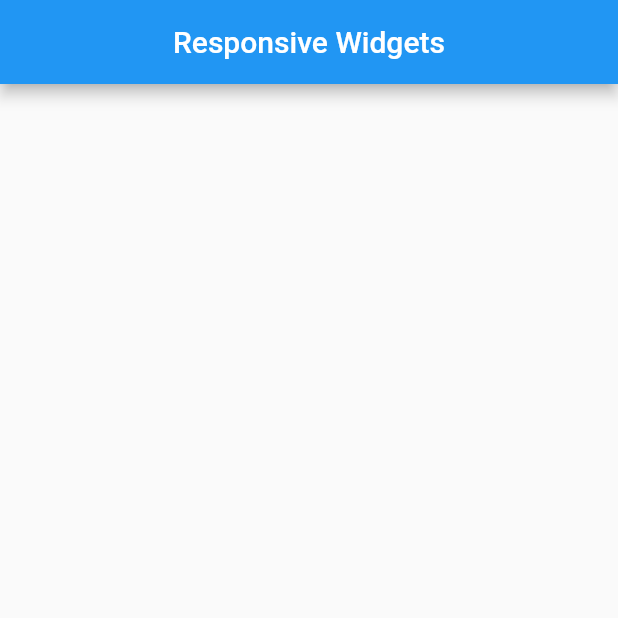
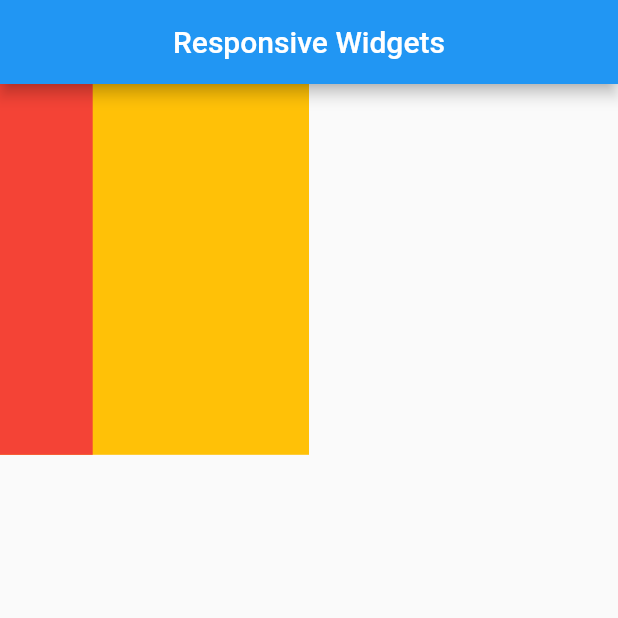
Before and after one commit to rudynurafif/latihan_flutter_intermediate, a Flutter app: the screen it shows after launch, on a phone screen of 412 x 824 dp, the top half of it. Run offline on Flutter 3.47's test engine with Material 3 defaults, Android fonts, the light colour scheme and no system bars; our stand-ins replace get.

Commit message:
Layout builder

```diff
--- a/lib/app/modules/home/views/home_view.dart
+++ b/lib/app/modules/home/views/home_view.dart
@@ -1,6 +1,4 @@
-import 'package:flutter/cupertino.dart';
 import 'package:flutter/material.dart';
-import 'package:flutter/widgets.dart';
 
 import 'package:get/get.dart';
 
@@ -16,11 +14,6 @@ class HomeView extends GetView<HomeController> {
     double paddingTop = context.mediaQueryPadding.top;
     double paddingBottom = context.mediaQueryPadding.bottom;
 
-    // double widthDevice = MediaQuery.of(context).size.width;
-    // double heightDevice = MediaQuery.of(context).size.height;
-    // double paddingTop = MediaQuery.of(context).padding.top;
-    // double paddingBottom = MediaQuery.of(context).padding.bottom;
-
     AppBar myAppBar() {
       return AppBar(
         title: const Text("Responsive Widgets"),
@@ -33,7 +26,24 @@ class HomeView extends GetView<HomeController> {
     return Scaffold(
         appBar: myAppBar(),
         body: Container(
-          width: Get.width,
+          width: Get.width * 0.5,
+          height: Get.height * 0.3,
+          color: Colors.amber,
+          child: LayoutBuilder(
+            builder: (context, constraints) {
+              double lebarParent = constraints.maxWidth;
+              double tinggiParent = constraints.maxHeight;
+              return Stack(
+                children: [
+                  Container(
+                    width: lebarParent * 0.3,
+                    height: tinggiParent,
+                    color: Colors.red,
+                  )
+                ],
+              );
+            },
+          ),
         ));
   }
 }
```
